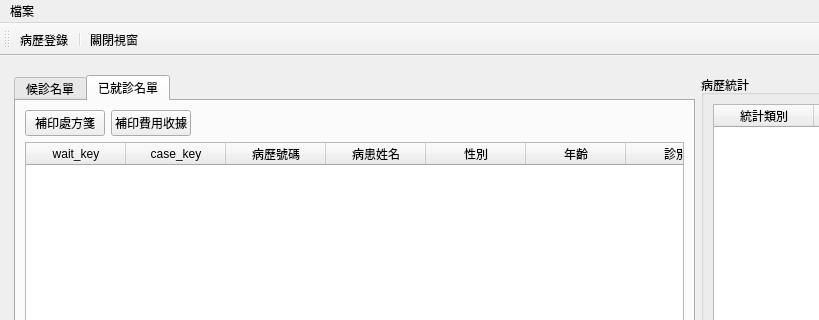
picacat/pyMedical, file ui/waiting_list.ui: the form before one commit; both pictures show x 0 to 819 and y 0 to 320 of the 1115 by 865 pixel window.
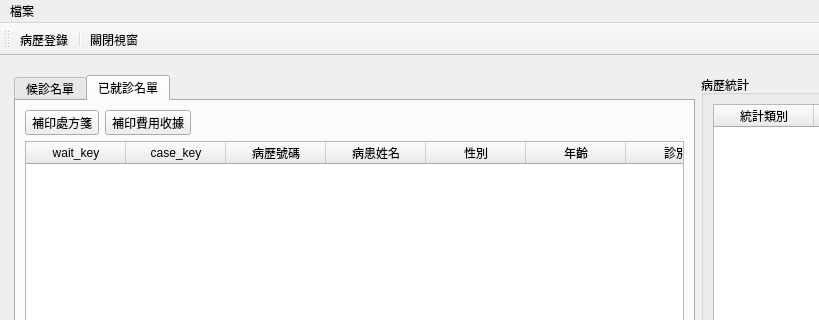
The form after the commit. The open tabs and pages were chosen to show the change. Icons and pictures are not drawn.

What changed in the file:
```diff
--- a/ui/waiting_list.ui
+++ b/ui/waiting_list.ui
@@ -293,24 +293,30 @@
           <item>
            <layout class="QHBoxLayout" name="horizontalLayout_2">
             <item>
-             <widget class="QPushButton" name="pushButton">
+             <widget class="QToolButton" name="toolButton_print_prescript">
               <property name="text">
                <string>補印處方箋</string>
               </property>
               <property name="icon">
                <iconset>
-                <normaloff>../icons/printer-printing.png</normaloff>../icons/printer-printing.png</iconset>
+                <normaloff>../icons/document-print.svg</normaloff>../icons/document-print.svg</iconset>
+              </property>
+              <property name="toolButtonStyle">
+               <enum>Qt::ToolButtonTextBesideIcon</enum>
               </property>
              </widget>
             </item>
             <item>
-             <widget class="QPushButton" name="pushButton_2">
+             <widget class="QToolButton" name="toolButton_print_receipt">
               <property name="text">
                <string>補印費用收據</string>
               </property>
               <property name="icon">
                <iconset>
-                <normaloff>../icons/printer.png</normaloff>../icons/printer.png</iconset>
+                <normaloff>../icons/document-print.png</normaloff>../icons/document-print.png</iconset>
+              </property>
+              <property name="toolButtonStyle">
+               <enum>Qt::ToolButtonTextBesideIcon</enum>
               </property>
              </widget>
             </item>
```
